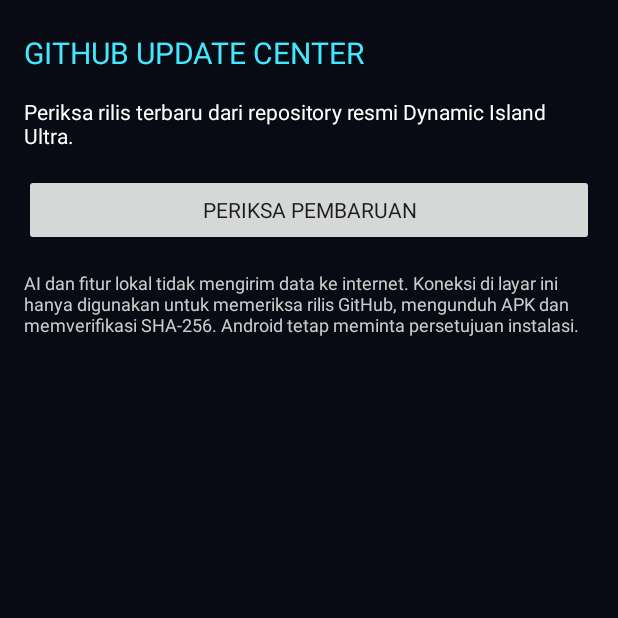
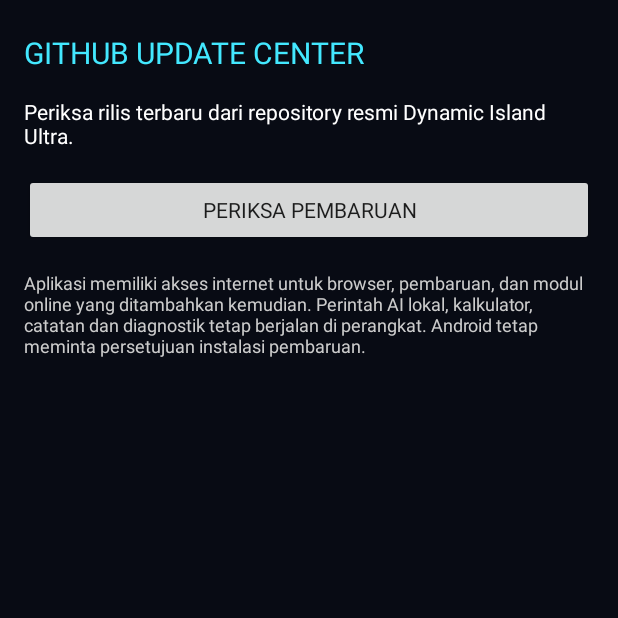
Before and after one commit to adebojel/dynamic-island-ultra, an Android app built with Jetpack Compose: the AppUpdateActivity screen opened directly, with no data from a screen before it, on a phone screen of 412 x 824 dp, the top half of it. Run offline under Robolectric (Android 15) with nearby library versions, the phone set to English and light mode, and no system bars.

Commit message:
docs(app): clarify network scope in updater UI

```diff
--- a/app/src/main/java/com/adebojel/dynamicislandultra/update/AppUpdateActivity.kt
+++ b/app/src/main/java/com/adebojel/dynamicislandultra/update/AppUpdateActivity.kt
@@ -56,7 +56,7 @@ class AppUpdateActivity : ComponentActivity() {
             setOnClickListener { checkForUpdate() }
         }
         val note = TextView(this).apply {
-            text = "AI dan fitur lokal tidak mengirim data ke internet. Koneksi di layar ini hanya digunakan untuk memeriksa rilis GitHub, mengunduh APK dan memverifikasi SHA-256. Android tetap meminta persetujuan instalasi."
+            text = "Aplikasi memiliki akses internet untuk browser, pembaruan, dan modul online yang ditambahkan kemudian. Perintah AI lokal, kalkulator, catatan dan diagnostik tetap berjalan di perangkat. Android tetap meminta persetujuan instalasi pembaruan."
             textSize = 12f
             setTextColor(android.graphics.Color.LTGRAY)
             setPadding(0, 24, 0, 0)
```
